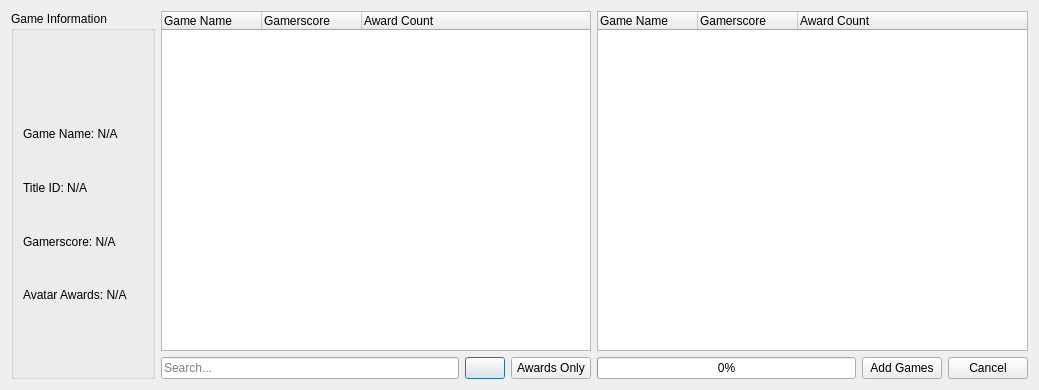
The window that Velocity/gameadderdialog.ui (hetelek/Velocity) describes before a commit, drawn with Qt 5.
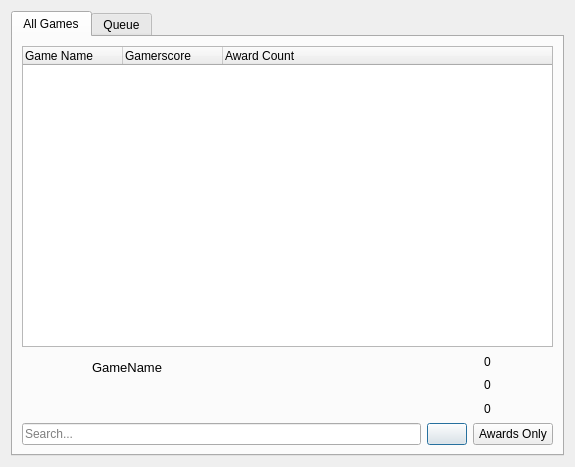
The same window after the commit. Icons and pictures are not drawn.

Commit message: Re-did the game adder GUI

Patch:
```diff
--- a/Velocity/gameadderdialog.ui
+++ b/Velocity/gameadderdialog.ui
@@ -6,8 +6,8 @@
    <rect>
     <x>0</x>
     <y>0</y>
-    <width>1039</width>
-    <height>390</height>
+    <width>575</width>
+    <height>467</height>
    </rect>
   </property>
   <property name="windowTitle">
@@ -17,32 +17,53 @@
    <iconset resource="Resources.qrc">
     <normaloff>:/Images/Leaner24.png</normaloff>:/Images/Leaner24.png</iconset>
   </property>
-  <layout class="QHBoxLayout" name="horizontalLayout_5">
-   <item>
-    <layout class="QHBoxLayout" name="horizontalLayout_3" stretch="1,3,3">
-     <item>
-      <widget class="QGroupBox" name="groupBox">
-       <property name="title">
-        <string>Game Information</string>
-       </property>
        <layout class="QVBoxLayout" name="verticalLayout_5">
         <item>
+    <widget class="QTabWidget" name="tabWidget">
+     <property name="tabShape">
+      <enum>QTabWidget::Rounded</enum>
+     </property>
+     <property name="currentIndex">
+      <number>0</number>
+     </property>
+     <widget class="QWidget" name="tab">
+      <attribute name="title">
+       <string>All Games</string>
+      </attribute>
          <layout class="QVBoxLayout" name="verticalLayout_4">
           <item>
-           <layout class="QHBoxLayout" name="horizontalLayout">
-            <item>
-             <spacer name="horizontalSpacer_2">
-              <property name="orientation">
-               <enum>Qt::Horizontal</enum>
-              </property>
-              <property name="sizeHint" stdset="0">
-               <size>
-                <width>40</width>
-                <height>20</height>
-               </size>
-              </property>
-             </spacer>
-            </item>
+        <widget class="QTreeWidget" name="treeWidgetAllGames">
+         <property name="editTriggers">
+          <set>QAbstractItemView::NoEditTriggers</set>
+         </property>
+         <property name="alternatingRowColors">
+          <bool>true</bool>
+         </property>
+         <property name="selectionMode">
+          <enum>QAbstractItemView::ExtendedSelection</enum>
+         </property>
+         <attribute name="headerDefaultSectionSize">
+          <number>100</number>
+         </attribute>
+         <column>
+          <property name="text">
+           <string>Game Name</string>
+          </property>
+         </column>
+         <column>
+          <property name="text">
+           <string>Gamerscore</string>
+          </property>
+         </column>
+         <column>
+          <property name="text">
+           <string>Award Count</string>
+          </property>
+         </column>
+        </widget>
+       </item>
+       <item>
+        <layout class="QHBoxLayout" name="horizontalLayout_3" stretch="0,4,1">
             <item>
              <widget class="QLabel" name="imgThumbnail">
               <property name="minimumSize">
@@ -72,26 +93,15 @@
              </widget>
             </item>
             <item>
-             <spacer name="horizontalSpacer_3">
-              <property name="orientation">
-               <enum>Qt::Horizontal</enum>
-              </property>
-              <property name="sizeHint" stdset="0">
-               <size>
-                <width>40</width>
-                <height>20</height>
-               </size>
-              </property>
-             </spacer>
-            </item>
-           </layout>
-          </item>
-          <item>
-           <layout class="QVBoxLayout" name="verticalLayout" stretch="2,2,2,2,2">
+          <layout class="QVBoxLayout" name="verticalLayout">
             <item>
              <widget class="QLabel" name="lblGameName">
               <property name="text">
-               <string>Game Name: N/A</string>
+              <string>&lt;!DOCTYPE HTML PUBLIC &quot;-//W3C//DTD HTML 4.0//EN&quot; &quot;http://www.w3.org/TR/REC-html40/strict.dtd&quot;&gt;
+&lt;html&gt;&lt;head&gt;&lt;meta name=&quot;qrichtext&quot; content=&quot;1&quot; /&gt;&lt;style type=&quot;text/css&quot;&gt;
+p, li { white-space: pre-wrap; }
+&lt;/style&gt;&lt;/head&gt;&lt;body style=&quot; font-family:'MS Shell Dlg 2'; font-size:8.25pt; font-weight:400; font-style:normal;&quot;&gt;
+&lt;p style=&quot; margin-top:0px; margin-bottom:0px; margin-left:0px; margin-right:0px; -qt-block-indent:0; text-indent:0px;&quot;&gt;&lt;span style=&quot; font-size:10pt;&quot;&gt;GameName&lt;/span&gt;&lt;/p&gt;&lt;/body&gt;&lt;/html&gt;</string>
               </property>
               <property name="wordWrap">
                <bool>true</bool>
@@ -101,79 +111,117 @@
             <item>
              <widget class="QLabel" name="lblTitleID">
               <property name="text">
-               <string>Title ID: N/A</string>
+              <string/>
+             </property>
+            </widget>
+           </item>
+          </layout>
+         </item>
+         <item>
+          <layout class="QVBoxLayout" name="verticalLayout_2">
+           <item>
+            <layout class="QHBoxLayout" name="horizontalLayout_5">
+             <item>
+              <widget class="QLabel" name="lblGamerscore_2">
+               <property name="minimumSize">
+                <size>
+                 <width>16</width>
+                 <height>16</height>
+                </size>
+               </property>
+               <property name="maximumSize">
+                <size>
+                 <width>16</width>
+                 <height>16</height>
+                </size>
+               </property>
+               <property name="text">
+                <string/>
+               </property>
+               <property name="pixmap">
+                <pixmap resource="Resources.qrc">:/Images/gamerscore.png</pixmap>
               </property>
              </widget>
             </item>
             <item>
              <widget class="QLabel" name="lblGamerscore">
               <property name="text">
-               <string>Gamerscore: N/A</string>
+                <string>0</string>
+               </property>
+              </widget>
+             </item>
+            </layout>
+           </item>
+           <item>
+            <layout class="QHBoxLayout" name="horizontalLayout_7">
+             <item>
+              <widget class="QLabel" name="lblGamerscore_3">
+               <property name="minimumSize">
+                <size>
+                 <width>16</width>
+                 <height>16</height>
+                </size>
+               </property>
+               <property name="maximumSize">
+                <size>
+                 <width>16</width>
+                 <height>16</height>
+                </size>
+               </property>
+               <property name="text">
+                <string/>
+               </property>
+               <property name="pixmap">
+                <pixmap resource="Resources.qrc">:/Images/achievement.png</pixmap>
+               </property>
+              </widget>
+             </item>
+             <item>
+              <widget class="QLabel" name="lblAchievements">
+               <property name="text">
+                <string>0</string>
+               </property>
+              </widget>
+             </item>
+            </layout>
+           </item>
+           <item>
+            <layout class="QHBoxLayout" name="horizontalLayout">
+             <item>
+              <widget class="QLabel" name="lblAvatarAwards_2">
+               <property name="minimumSize">
+                <size>
+                 <width>16</width>
+                 <height>16</height>
+                </size>
+               </property>
+               <property name="maximumSize">
+                <size>
+                 <width>16</width>
+                 <height>16</height>
+                </size>
+               </property>
+               <property name="text">
+                <string/>
+               </property>
+               <property name="pixmap">
+                <pixmap resource="Resources.qrc">:/Images/avatar.png</pixmap>
               </property>
              </widget>
             </item>
             <item>
              <widget class="QLabel" name="lblAvatarAwards">
               <property name="text">
-               <string>Avatar Awards: N/A</string>
+                <string>0</string>
               </property>
              </widget>
             </item>
-            <item>
-             <spacer name="verticalSpacer">
-              <property name="orientation">
-               <enum>Qt::Vertical</enum>
-              </property>
-              <property name="sizeHint" stdset="0">
-               <size>
-                <width>20</width>
-                <height>40</height>
-               </size>
-              </property>
-             </spacer>
-            </item>
            </layout>
           </item>
          </layout>
         </item>
        </layout>
-      </widget>
-     </item>
-     <item>
-      <layout class="QVBoxLayout" name="verticalLayout_2">
-       <item>
-        <widget class="QTreeWidget" name="treeWidgetAllGames">
-         <property name="editTriggers">
-          <set>QAbstractItemView::NoEditTriggers</set>
-         </property>
-         <property name="alternatingRowColors">
-          <bool>true</bool>
-         </property>
-         <property name="selectionMode">
-          <enum>QAbstractItemView::ExtendedSelection</enum>
-         </property>
-         <attribute name="headerDefaultSectionSize">
-          <number>100</number>
-         </attribute>
-         <column>
-          <property name="text">
-           <string>Game Name</string>
-          </property>
-         </column>
-         <column>
-          <property name="text">
-           <string>Gamerscore</string>
-          </property>
-         </column>
-         <column>
-          <property name="text">
-           <string>Award Count</string>
-          </property>
-         </column>
-        </widget>
-       </item>
-       <item>
-        <layout class="QHBoxLayout" name="horizontalLayout_6">
+       </item>
          <item>
           <layout class="QHBoxLayout" name="horizontalLayout_4">
            <item>
@@ -217,9 +265,22 @@
           </layout>
          </item>
         </layout>
-       </item>
-      </layout>
-     </item>
+      <zorder></zorder>
+      <zorder></zorder>
+      <zorder></zorder>
+      <zorder></zorder>
+      <zorder>lblGameName</zorder>
+      <zorder></zorder>
+      <zorder></zorder>
+      <zorder></zorder>
+      <zorder>lblAvatarAwards</zorder>
+      <zorder>lblAvatarAwards_2</zorder>
+     </widget>
+     <widget class="QWidget" name="tab_2">
+      <attribute name="title">
+       <string>Queue</string>
+      </attribute>
+      <layout class="QVBoxLayout" name="verticalLayout_7">
      <item>
       <layout class="QVBoxLayout" name="verticalLayout_3">
        <item>
@@ -295,6 +356,8 @@
       </layout>
      </item>
     </layout>
+     </widget>
+    </widget>
    </item>
   </layout>
  </widget>
```
Lines whose indentation alone changed are shown as unchanged. The commit also changes 1 other file.
